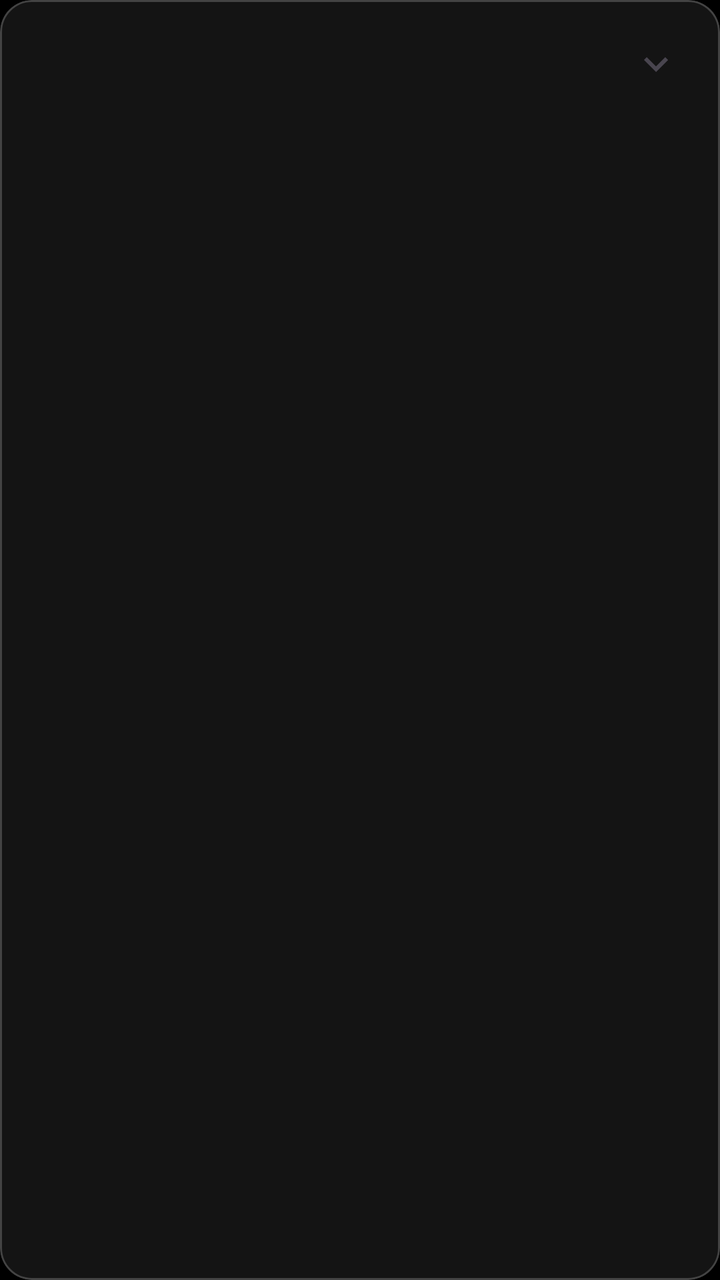
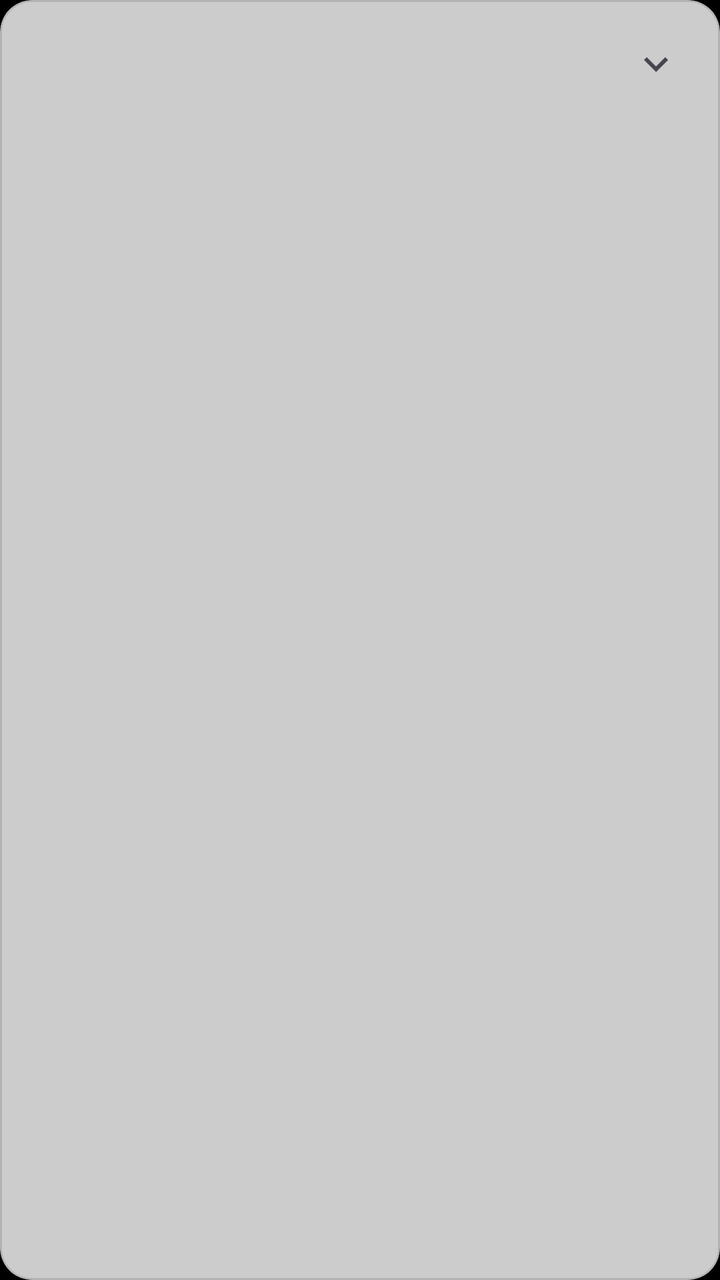

The first picture is an Android layout as it rendered before a commit; the second is the same layout after the commit. The layout source and the unified diff follow.
<!-- AndroidManifest.xml: application theme Theme.CloX -->
<!-- res/layout/item_notification.xml -->
<?xml version="1.0" encoding="utf-8"?>
<com.google.android.material.card.MaterialCardView
    xmlns:android="http://schemas.android.com/apk/res/android"
    xmlns:app="http://schemas.android.com/apk/res-auto"
    android:layout_width="match_parent"
    android:layout_height="wrap_content"
    android:layout_marginHorizontal="8dp"
    android:layout_marginVertical="4dp"
    app:cardCornerRadius="16dp"
    app:cardBackgroundColor="#CC1A1A1A"
    app:cardElevation="0dp"
    app:strokeColor="#33FFFFFF"
    app:strokeWidth="1dp">

    <LinearLayout
        android:layout_width="match_parent"
        android:layout_height="wrap_content"
        android:orientation="vertical"
        android:padding="12dp">

        
        <LinearLayout
            android:layout_width="match_parent"
            android:layout_height="wrap_content"
            android:orientation="horizontal"
            android:gravity="center_vertical">

            
            <FrameLayout
                android:id="@+id/iconSlot"
                android:layout_width="40dp"
                android:layout_height="40dp">

                <ImageView
                    android:id="@+id/notifAppIcon"
                    android:layout_width="24dp"
                    android:layout_height="24dp"
                    android:layout_gravity="center"
                    android:visibility="visible" />

                <com.google.android.material.imageview.ShapeableImageView
                    android:id="@+id/notifLargeIcon"
                    android:layout_width="40dp"
                    android:layout_height="40dp"
                    android:scaleType="centerCrop"
                    app:shapeAppearanceOverlay="@style/ShapeAppearance.AlbumArt"
                    android:visibility="gone" />

                <ImageView
                    android:id="@+id/notifAppIconBadge"
                    android:layout_width="16dp"
                    android:layout_height="16dp"
                    android:layout_gravity="bottom|end"
                    android:visibility="gone" />

            </FrameLayout>

            
            <TextView
                android:id="@+id/notifAppName"
                android:layout_width="0dp"
                android:layout_height="wrap_content"
                android:layout_weight="1"
                android:layout_marginStart="8dp"
                android:textAppearance="?attr/textAppearanceLabelSmall"
                android:textColor="?attr/colorOnSurfaceVariant"
                android:maxLines="1"
                android:ellipsize="end" />

            
            <TextView
                android:id="@+id/notifTime"
                android:layout_width="wrap_content"
                android:layout_height="wrap_content"
                android:textAppearance="?attr/textAppearanceLabelSmall"
                android:textColor="?attr/colorOnSurfaceVariant"
                android:maxLines="1"
                android:layout_marginEnd="4dp" />

            
            <ImageButton
                android:id="@+id/btnExpand"
                android:layout_width="40dp"
                android:layout_height="40dp"
                android:src="@drawable/ic_expand_more"
                android:background="?attr/selectableItemBackgroundBorderless"
                android:padding="8dp" />

        </LinearLayout>

        
        <TextView
            android:id="@+id/notifTitle"
            android:layout_width="match_parent"
            android:layout_height="wrap_content"
            android:layout_marginTop="6dp"
            android:textAppearance="?attr/textAppearanceTitleSmall"
            android:textColor="?attr/colorOnSurface"
            android:maxLines="1"
            android:ellipsize="end" />

        
        <TextView
            android:id="@+id/notifBody"
            android:layout_width="match_parent"
            android:layout_height="wrap_content"
            android:layout_marginTop="2dp"
            android:textAppearance="?attr/textAppearanceBodyMedium"
            android:textColor="?attr/colorOnSurfaceVariant"
            android:maxLines="2"
            android:ellipsize="end" />

        
        <ImageView
            android:id="@+id/notifBigPicture"
            android:layout_width="match_parent"
            android:layout_height="160dp"
            android:layout_marginTop="8dp"
            android:scaleType="centerCrop"
            android:visibility="gone" />

        
        <LinearLayout
            android:id="@+id/notifActionsRow"
            android:layout_width="match_parent"
            android:layout_height="wrap_content"
            android:orientation="horizontal"
            android:layout_marginTop="8dp"
            android:visibility="gone" />

    </LinearLayout>

</com.google.android.material.card.MaterialCardView>
<!-- resources referenced by this layout -->
<resources>
  <!-- drawable ic_expand_more (drawable) -->
  <?xml version="1.0" encoding="utf-8"?>
  <vector xmlns:android="http://schemas.android.com/apk/res/android"
      android:width="24dp" android:height="24dp"
      android:viewportWidth="24" android:viewportHeight="24"
      android:tint="?attr/colorControlNormal">
      <path android:fillColor="@android:color/white"
          android:pathData="M16.59,8.59L12,13.17 7.41,8.59 6,10l6,6 6,-6 -1.41,-1.41z"/>
  </vector>
  <style name="ShapeAppearance.AlbumArt" parent="">
          <item name="cornerFamily">rounded</item>
          <item name="cornerSize">12dp</item>
      </style>
  <style name="Theme.CloX" parent="Base.Theme.CloX">
          <item name="android:windowBackground">@android:color/black</item>
          <item name="android:windowAnimationStyle">@null</item>
      </style>
  <color name="brand_500">#5A8BC5</color>
  <color name="brand_on_accent_light">#FFFFFF</color>
  <color name="brand_container_light">#D6E6F5</color>
  <color name="brand_on_container_light">#0F2B44</color>
  <color name="brand_300">#82ABD0</color>
  <color name="m3_background">#FCFCFD</color>
  <color name="m3_surface">#FCFCFD</color>
  <color name="m3_on_surface">#1A1C1E</color>
  <color name="m3_surface_variant">#E1E2E6</color>
  <color name="m3_on_surface_variant">#43474C</color>
  <color name="m3_surface_container_lowest">#FFFFFF</color>
  <color name="m3_surface_container_low">#F4F4F5</color>
  <color name="m3_surface_container">#EEEEF0</color>
  <color name="m3_surface_container_high">#E8E9EB</color>
  <color name="m3_surface_container_highest">#E2E3E5</color>
  <color name="m3_surface_bright">#FCFCFD</color>
  <color name="m3_surface_dim">#DBDBDD</color>
  <color name="m3_inverse_surface">#2F3133</color>
  <color name="m3_inverse_on_surface">#F1F0F2</color>
  <color name="m3_outline">#73777C</color>
  <color name="m3_outline_variant">#C3C6CC</color>
  <!-- unchanged entries left out for length: 1 -->
</resources>

<!-- the commit's change to res/layout/item_notification.xml (unified diff, before → after) -->
@@ -7,9 +7,9 @@
     android:layout_marginHorizontal="8dp"
     android:layout_marginVertical="4dp"
     app:cardCornerRadius="16dp"
-    app:cardBackgroundColor="#CC1A1A1A"
+    app:cardBackgroundColor="@color/notif_card_bg_dim"
     app:cardElevation="0dp"
-    app:strokeColor="#33FFFFFF"
+    app:strokeColor="@color/notif_card_stroke"
     app:strokeWidth="1dp">
 
     <LinearLayout
<!-- resource entries referenced after the edit -->
@@ -1,5 +1,7 @@
 <!-- resources referenced by this layout -->
 <resources>
+  <color name="notif_card_bg_dim">#CCFFFFFF</color>
+  <color name="notif_card_stroke">#1F000000</color>
   <!-- drawable ic_expand_more (drawable) -->
   <?xml version="1.0" encoding="utf-8"?>
   <vector xmlns:android="http://schemas.android.com/apk/res/android"
